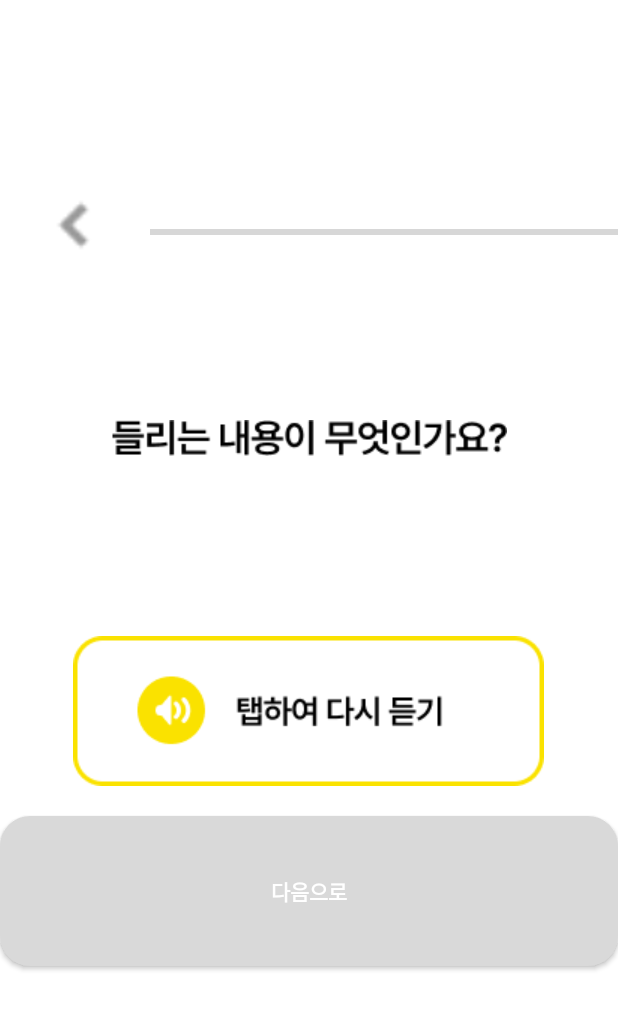
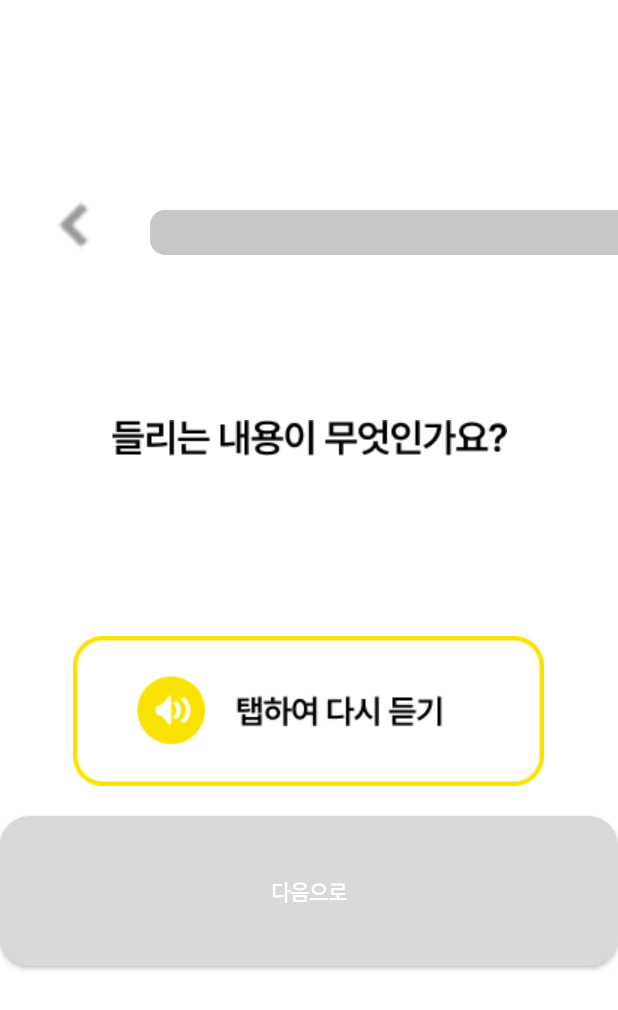
Before and after one commit to fkrdlaos/BODA, an Android app: the StudyActivity screen opened directly, with no data from a screen before it, on a phone screen of 412 x 824 dp. Shown: the top 1010 px of the screen. Run offline under Robolectric (Android 15) with nearby library versions, the phone set to English and light mode, and no system bars; our stand-ins replace Firebase (no records; nobody signed in at launch, a user with empty details on screens opened directly); 2 statements that could not run were skipped.

Commit message:
StudyActivity부분 몇 문제인지 나오게 했음

```diff
--- a/app/src/main/java/org/techtown/boda/StudyActivity.java
+++ b/app/src/main/java/org/techtown/boda/StudyActivity.java
@@ -7,6 +7,7 @@ import android.view.View;
 import android.widget.Button;
 import android.widget.EditText;
 import android.widget.LinearLayout;
+import android.widget.ProgressBar;
 import android.widget.TextView;
 import android.widget.Toast;
 import androidx.annotation.NonNull;
@@ -32,28 +33,42 @@ import java.util.Random;
 
 public class StudyActivity extends AppCompatActivity {
 
+    // UI 요소 선언
+    private ProgressBar progressBar; // 진행상황을 표시하는 프로그레스 바
+    private TextView textViewCon; // 진행 상황을 표시하는 텍스트 뷰
+
     private TextView tv_word;
     private EditText et_input;
     private Button btn_check;
-
     private Button btn_home;
     private Button btn_listen;
     private Button[] btn_choices;
     private LinearLayout spellingLayout;
     private LinearLayout multipleChoiceLayout;
-    private List<String> words;
-    private int currentIndex = 0;
-    private Random random = new Random();
-    private TextToSpeech textToSpeech;
-    private Map<String, Boolean> wordAnswerMap = new HashMap<>();
-    private boolean isMultipleChoice = false;
-    private List<Integer> randomIndexes;
+
+    // 데이터 관련 변수 및 객체 선언
+    private List<String> words; // 사용자의 단어 목록을 저장하는 리스트
+    private int currentIndex = 0; // 현재 진행 중인 단어의 인덱스
+    private Random random = new Random(); // 랜덤 객체
+    private TextToSpeech textToSpeech; // 텍스트 음성 변환을 위한 객체
+    private Map<String, Boolean> wordAnswerMap = new HashMap<>(); // 단어와 정답 여부를 저장하는 맵
+    private boolean isMultipleChoice = false; // 현재 문제가 객관식 문제인지 여부
+    private List<Integer> randomIndexes; // 랜덤 단어 인덱스 리스트
+    private int maxProgress = 10; // 최대 진행 단어 개수
     //private List<Integer> sdf = [];
 
     @Override
     protected void onCreate(Bundle savedInstanceState) {
         super.onCreate(savedInstanceState);
         setContentView(R.layout.activity_study);
+
+
+        // UI 요소 초기화
+        progressBar = findViewById(R.id.progress_bar);
+        textViewCon = findViewById(R.id.TextView_con);
+
+        // 최대 진행 상태를 설정
+        progressBar.setMax(maxProgress);
 
         words = new ArrayList<>();
 
@@ -145,41 +160,31 @@ public class StudyActivity extends AppCompatActivity {
     }
 
     private void showNextWord() {
-        // 최대 10개의 단어만 표시
-        if (currentIndex < 10 && currentIndex < words.size()) {
+        if (currentIndex < maxProgress && currentIndex < words.size()) {
             String word = getRandomWord();
 
-            // 4지선다 문제를 랜덤으로 선택
             isMultipleChoice = random.nextBoolean();
 
             if (isMultipleChoice) {
-                // 4지선다 문제일 때는 랜덤하게 뜻을 선택하여 버튼에 배치
                 setMultipleChoice(word);
-                // 받아쓰기 유형 레이아웃을 숨김
                 spellingLayout.setVisibility(View.GONE);
-                // 4지선다 유형 레이아웃을 보임
                 multipleChoiceLayout.setVisibility(View.VISIBLE);
             } else {
-                // 받아쓰기 문제일 때는 화면에 단어 표시
                 tv_word.setText(word);
                 et_input.setText("");
                 btn_check.setEnabled(true);
-                // 받아쓰기 유형 레이아웃을 보임
                 spellingLayout.setVisibility(View.VISIBLE);
-                // 4지선다 유형 레이아웃을 숨김
                 multipleChoiceLayout.setVisibility(View.GONE);
             }
 
-            // 단어 발음 듣기
             if (textToSpeech != null) {
                 textToSpeech.speak(word, TextToSpeech.QUEUE_FLUSH, null);
             }
         } else {
-            // 최대 단어 수에 도달하면 학습이 끝난 것으로 간주하고 결과 표시
             showResult();
         }
+        updateProgress();
     }
-
     //랜덤하게 불러올 단어 인덱스 리스트
     //그리고 해당 리스트 무작위로 섞기
     //randomIndexes 는 getRandomWord에서 불러서쓰기
@@ -209,6 +214,15 @@ public class StudyActivity extends AppCompatActivity {
         return words.get(randomIndexes.get(currentIndex));
     }
 
+
+    private void updateProgress() {
+        int totalWords = Math.min(words.size(), maxProgress); // 최대 10개의 단어까지만 표시
+        String progressText = (currentIndex + 1) + "/" + totalWords; // 현재 진행 상황 텍스트
+        textViewCon.setText(progressText);
+
+        int progress = currentIndex + 1; // 현재 진행한 단어의 개수를 진행 값으로 사용
+        progressBar.setProgress(progress);
+    }
 
     private void checkMultipleChoice() {
         // 정답 버튼의 텍스트와 실제 정답을 비교하여 정답 여부 확인
--- a/app/src/main/res/layout/activity_register.xml
+++ b/app/src/main/res/layout/activity_register.xml
@@ -20,7 +20,6 @@
         android:hint="이메일"
         android:inputType="textEmailAddress"
         android:paddingStart="54px"
-        android:paddingEnd="630px"
         android:textColorHint="#FFFFFF" />
 
     <EditText
--- a/app/src/main/res/layout/activity_study.xml
+++ b/app/src/main/res/layout/activity_study.xml
@@ -36,16 +36,19 @@
         android:layout_height="45px"
         android:layout_marginTop="210px"
         android:layout_centerHorizontal="true"
-        android:max="10"
+        android:indeterminateDrawable="@drawable/progress_bar_exp"
+        android:max="100"
+        android:progressDrawable="@drawable/progress_bar_exp"
         tools:progress="0" />
 
         <TextView
+            android:id="@+id/TextView_con"
             android:layout_width="match_parent"
             android:layout_height="wrap_content"
+            android:layout_marginLeft="36px"
             android:layout_marginTop="160px"
-            android:layout_marginLeft="36px"
             android:text="0/10"
-            android:textSize="16sp"/>
+            android:textSize="16sp" />
 
     </LinearLayout>
 
```
Also changed, not shown: app/src/main/java/org/techtown/boda/LoginActivity.java (+32 -59 lines), app/src/main/res/layout/activity_study_start.xml (+7 -6 lines).
